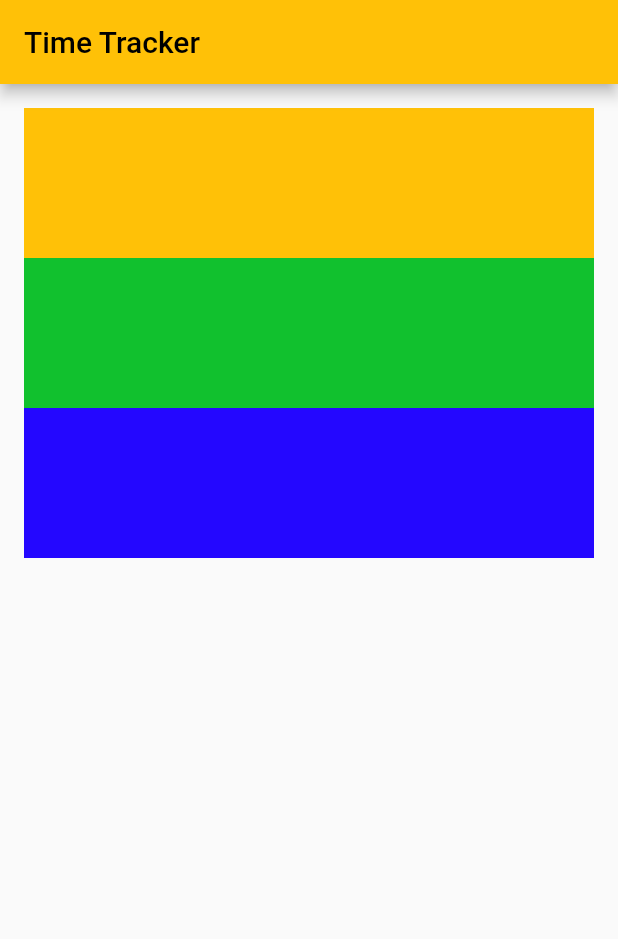
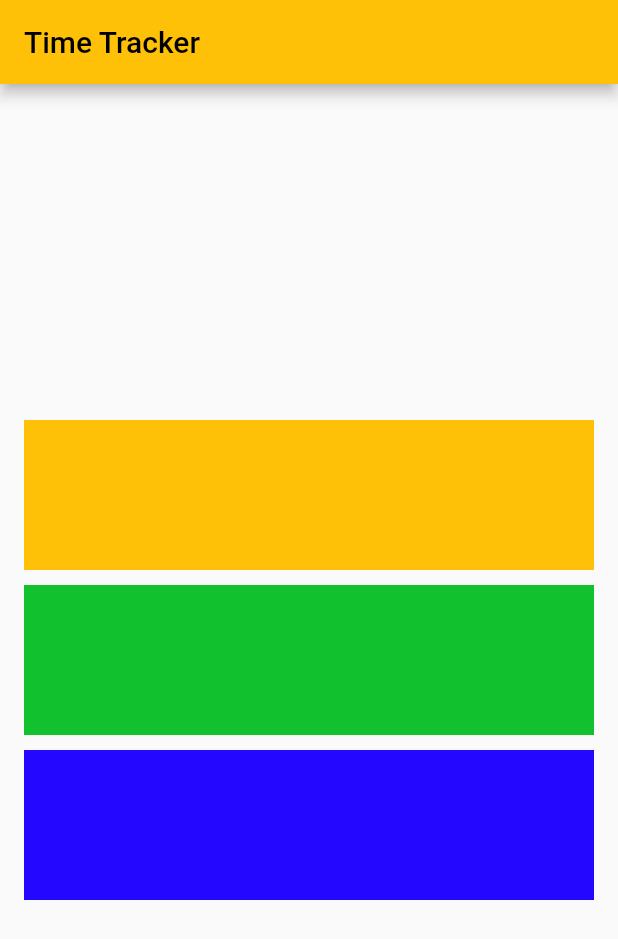
Before and after one commit to ajaypurbe/Flutter, a Flutter app: the screen it shows after launch, on a phone screen of 412 x 824 dp. Shown: the top 939 px of the screen. Run offline on Flutter 3.47's test engine with Material 2 defaults, Android fonts, the phone set to English and light mode, and no system bars.

Commit message:
mainaxisalinment and sizedbox

```diff
--- a/lib/app/sig_in/sigin_page.dart
+++ b/lib/app/sig_in/sigin_page.dart
@@ -12,6 +12,7 @@ class SigInPage extends StatelessWidget {
       body: Padding(
         padding: EdgeInsets.all(16),
         child: Column(
+          mainAxisAlignment: MainAxisAlignment.center,
           crossAxisAlignment: CrossAxisAlignment.stretch,
           children: <Widget>[
             Container(
@@ -20,11 +21,17 @@ class SigInPage extends StatelessWidget {
                 height: 100,
               ),
             ),
+            const SizedBox(
+              height: 10,
+            ),
             Container(
               color: Color.fromARGB(255, 17, 193, 46),
               child: const SizedBox(
                 height: 100,
               ),
+            ),
+            const SizedBox(
+              height: 10,
             ),
             Container(
               color: Color.fromRGBO(36, 7, 255, 1),
```
